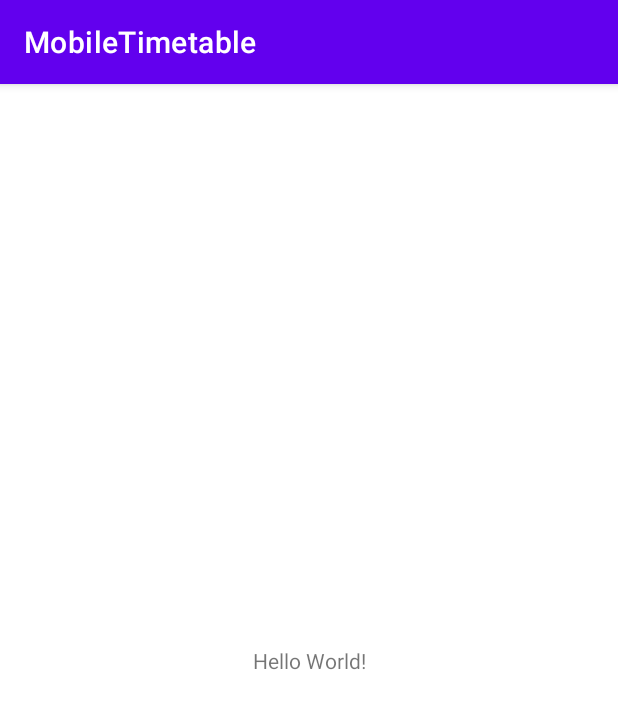
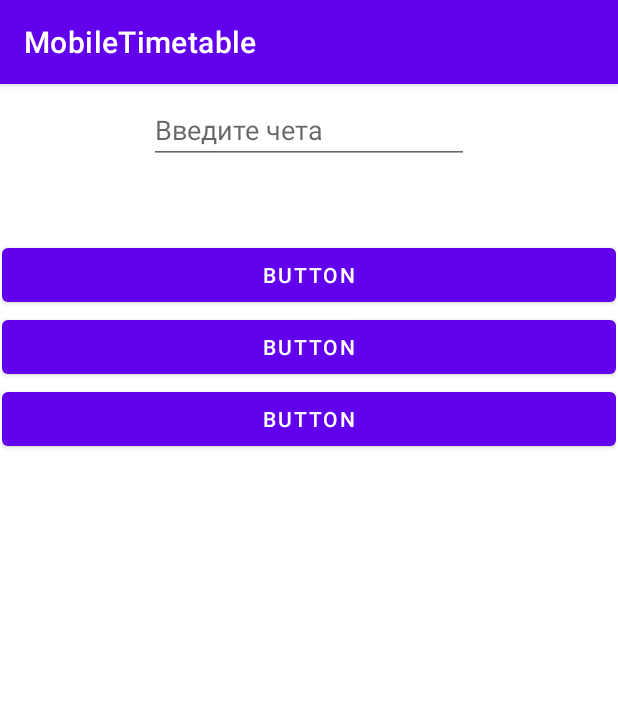
Before and after one commit to CatsProgrammers/MobileTimetable, an Android app: the screen it shows after launch (MainActivity), on a phone screen of 412 x 824 dp. Shown: the top 709 px of the screen. Run offline under Robolectric (Android 15) with nearby library versions, the phone set to English and light mode, and no system bars.

Commit message:
Нормальный вызов календаря для выбора даты

```diff
--- a/app/src/main/java/com/cats/mobiletimetable/MainActivity.java
+++ b/app/src/main/java/com/cats/mobiletimetable/MainActivity.java
@@ -2,13 +2,53 @@ package com.cats.mobiletimetable;
 
 import androidx.appcompat.app.AppCompatActivity;
 
+import android.app.DatePickerDialog;
 import android.os.Bundle;
+import android.view.View;
+import android.widget.DatePicker;
+import android.widget.EditText;
+
+import java.text.SimpleDateFormat;
+import java.util.Calendar;
+import java.util.Locale;
 
 public class MainActivity extends AppCompatActivity {
+
+    Calendar myCalendar= Calendar.getInstance();
+    EditText dateSelectEditText;
 
     @Override
     protected void onCreate(Bundle savedInstanceState) {
         super.onCreate(savedInstanceState);
         setContentView(R.layout.activity_main);
+
+        dateSelectEditText=findViewById(R.id.dateEditText);
+
+        //Обработка активности с выбором даты
+        DatePickerDialog.OnDateSetListener date =new DatePickerDialog.OnDateSetListener() {
+            @Override
+            public void onDateSet(DatePicker view, int year, int month, int day) {
+                myCalendar.set(Calendar.YEAR, year);
+                myCalendar.set(Calendar.MONTH,month);
+                myCalendar.set(Calendar.DAY_OF_MONTH,day);
+                updateLabel();
+            }
+        };
+
+        //Нажатие на выбор даты
+        dateSelectEditText.setOnClickListener(new View.OnClickListener() {
+            @Override
+            public void onClick(View view) {
+                new DatePickerDialog(MainActivity.this,date,myCalendar.get(Calendar.YEAR),myCalendar.get(Calendar.MONTH),myCalendar.get(Calendar.DAY_OF_MONTH)).show();
+            }
+        });
+
     }
+
+    private void updateLabel(){
+        String myFormat="dd.MM.yyyy";
+        SimpleDateFormat dateFormat=new SimpleDateFormat(myFormat, Locale.getDefault());
+        dateSelectEditText.setText(dateFormat.format(myCalendar.getTime()));
+    }
+
 }
--- a/app/src/main/res/layout/activity_main.xml
+++ b/app/src/main/res/layout/activity_main.xml
@@ -6,13 +6,53 @@
     android:layout_height="match_parent"
     tools:context=".MainActivity">
 
-    <TextView
+    <EditText
+
+        android:id="@+id/dateEditText"
         android:layout_width="wrap_content"
         android:layout_height="wrap_content"
-        android:text="Hello World!"
-        app:layout_constraintBottom_toBottomOf="parent"
-        app:layout_constraintLeft_toLeftOf="parent"
-        app:layout_constraintRight_toRightOf="parent"
+        android:layout_marginStart="15dp"
+        android:layout_marginTop="8dp"
+        android:layout_marginEnd="15dp"
+        android:ems="10"
+        android:inputType="date"
+        android:clickable="false"
+        android:cursorVisible="false"
+        android:focusable="false"
+        android:focusableInTouchMode="false"
+        android:hint="Введите чета"
+        app:layout_constraintEnd_toEndOf="parent"
+        app:layout_constraintStart_toStartOf="parent"
         app:layout_constraintTop_toTopOf="parent" />
 
+    <LinearLayout
+        android:layout_width="409dp"
+        android:layout_height="354dp"
+        android:layout_marginStart="1dp"
+        android:layout_marginTop="50dp"
+        android:layout_marginEnd="1dp"
+        android:orientation="vertical"
+        app:layout_constraintEnd_toEndOf="parent"
+        app:layout_constraintStart_toStartOf="parent"
+        app:layout_constraintTop_toBottomOf="@+id/dateEditText">
+
+        <Button
+            android:id="@+id/button"
+            android:layout_width="match_parent"
+            android:layout_height="wrap_content"
+            android:text="Button" />
+
+        <Button
+            android:id="@+id/button2"
+            android:layout_width="match_parent"
+            android:layout_height="wrap_content"
+            android:text="Button" />
+
+        <Button
+            android:id="@+id/button3"
+            android:layout_width="match_parent"
+            android:layout_height="wrap_content"
+            android:text="Button" />
+    </LinearLayout>
+
 </androidx.constraintlayout.widget.ConstraintLayout>
```
